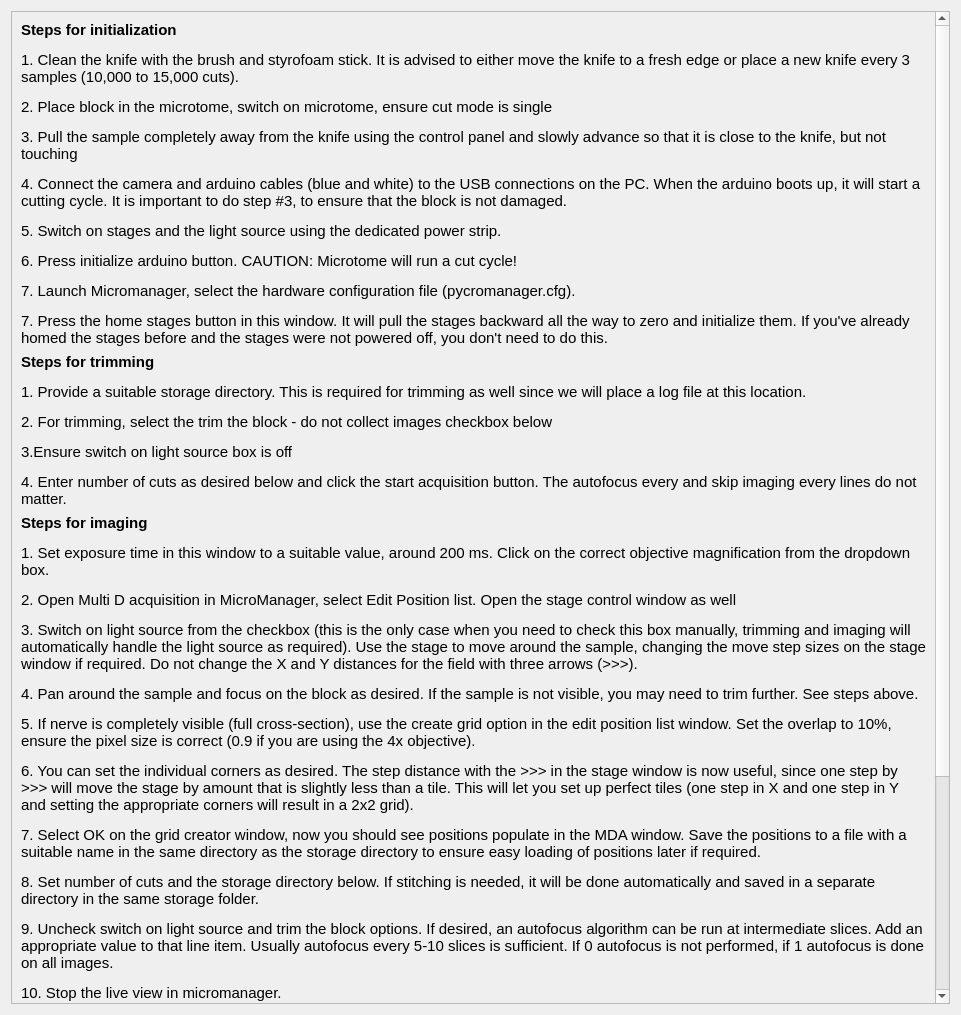
This is ui files/helpwindow.ui in ckolluru/3D-MUSE-acquire as Qt 5 draws it before an edit. The edited form follows.
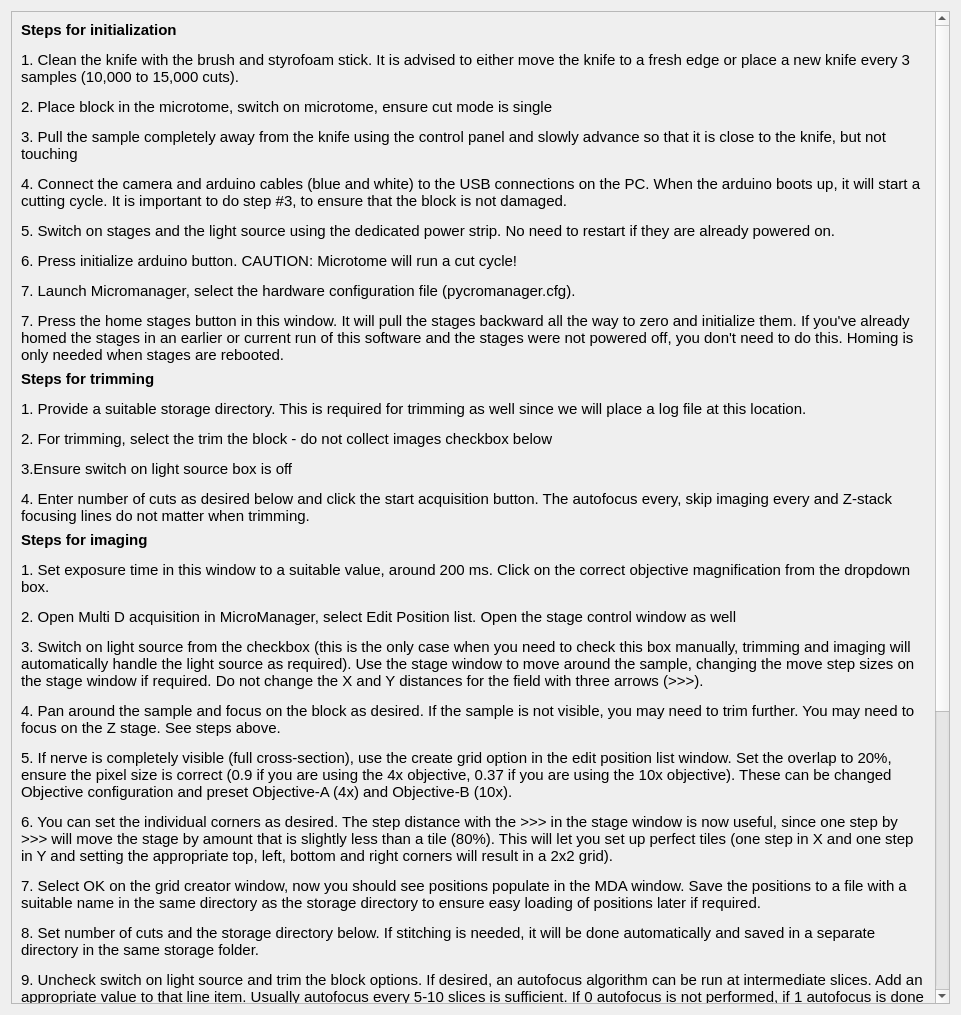
This is the edited form.

Commit message: Help window.

```diff
--- a/ui files/helpwindow.ui
+++ b/ui files/helpwindow.ui
@@ -23,9 +23,9 @@
       <property name="geometry">
        <rect>
         <x>0</x>
-        <y>-250</y>
+        <y>0</y>
         <width>924</width>
-        <height>1392</height>
+        <height>1522</height>
        </rect>
       </property>
       <layout class="QVBoxLayout" name="verticalLayout_2">
@@ -46,7 +46,7 @@
           </font>
          </property>
          <property name="text">
-          <string>&lt;html&gt;&lt;head/&gt;&lt;body&gt;&lt;p&gt;&lt;span style=&quot; font-weight:600;&quot;&gt;Steps for initialization&lt;/span&gt;&lt;/p&gt;&lt;p&gt;1. Clean the knife with the brush and styrofoam stick. It is advised to either move the knife to a fresh edge or place a new knife every 3 samples (10,000 to 15,000 cuts).&lt;/p&gt;&lt;p&gt;2. Place block in the microtome, switch on microtome, ensure cut mode is single &lt;/p&gt;&lt;p&gt;3. Pull the sample completely away from the knife using the control panel and slowly advance so that it is close to the knife, but not touching &lt;/p&gt;&lt;p&gt;4. Connect the camera and arduino cables (blue and white) to the USB connections on the PC. When the arduino boots up, it will start a cutting cycle. It is important to do step #3, to ensure that the block is not damaged.&lt;/p&gt;&lt;p&gt;5. Switch on stages and the light source using the dedicated power strip. &lt;/p&gt;&lt;p&gt;6. Press initialize arduino button. CAUTION: Microtome will run a cut cycle!&lt;/p&gt;&lt;p&gt;7. Launch Micromanager, select the hardware configuration file (pycromanager.cfg). &lt;/p&gt;&lt;p&gt;7. Press the home stages button in this window. It will pull the stages backward all the way to zero and initialize them. If you've already homed the stages before and the stages were not powered off, you don't need to do this.&lt;/p&gt;&lt;/body&gt;&lt;/html&gt;</string>
+          <string>&lt;html&gt;&lt;head/&gt;&lt;body&gt;&lt;p&gt;&lt;span style=&quot; font-weight:600;&quot;&gt;Steps for initialization&lt;/span&gt;&lt;/p&gt;&lt;p&gt;1. Clean the knife with the brush and styrofoam stick. It is advised to either move the knife to a fresh edge or place a new knife every 3 samples (10,000 to 15,000 cuts).&lt;/p&gt;&lt;p&gt;2. Place block in the microtome, switch on microtome, ensure cut mode is single &lt;/p&gt;&lt;p&gt;3. Pull the sample completely away from the knife using the control panel and slowly advance so that it is close to the knife, but not touching &lt;/p&gt;&lt;p&gt;4. Connect the camera and arduino cables (blue and white) to the USB connections on the PC. When the arduino boots up, it will start a cutting cycle. It is important to do step #3, to ensure that the block is not damaged.&lt;/p&gt;&lt;p&gt;5. Switch on stages and the light source using the dedicated power strip. No need to restart if they are already powered on. &lt;/p&gt;&lt;p&gt;6. Press initialize arduino button. CAUTION: Microtome will run a cut cycle!&lt;/p&gt;&lt;p&gt;7. Launch Micromanager, select the hardware configuration file (pycromanager.cfg). &lt;/p&gt;&lt;p&gt;7. Press the home stages button in this window. It will pull the stages backward all the way to zero and initialize them. If you've already homed the stages in an earlier or current run of this software and the stages were not powered off, you don't need to do this. Homing is only needed when stages are rebooted.&lt;/p&gt;&lt;/body&gt;&lt;/html&gt;</string>
          </property>
          <property name="wordWrap">
           <bool>true</bool>
@@ -70,7 +70,7 @@
           </font>
          </property>
          <property name="text">
-          <string>&lt;html&gt;&lt;head/&gt;&lt;body&gt;&lt;p&gt;&lt;span style=&quot; font-weight:600;&quot;&gt;Steps for trimming&lt;/span&gt;&lt;/p&gt;&lt;p&gt;1. Provide a suitable storage directory. This is required for trimming as well since we will place a log file at this location.&lt;/p&gt;&lt;p&gt;2. For trimming, select the trim the block - do not collect images checkbox below&lt;/p&gt;&lt;p&gt;3.Ensure switch on light source box is off &lt;/p&gt;&lt;p&gt;4. Enter number of cuts as desired below and click the start acquisition button. The autofocus every and skip imaging every lines do not matter.&lt;/p&gt;&lt;/body&gt;&lt;/html&gt;</string>
+          <string>&lt;html&gt;&lt;head/&gt;&lt;body&gt;&lt;p&gt;&lt;span style=&quot; font-weight:600;&quot;&gt;Steps for trimming&lt;/span&gt;&lt;/p&gt;&lt;p&gt;1. Provide a suitable storage directory. This is required for trimming as well since we will place a log file at this location.&lt;/p&gt;&lt;p&gt;2. For trimming, select the trim the block - do not collect images checkbox below&lt;/p&gt;&lt;p&gt;3.Ensure switch on light source box is off &lt;/p&gt;&lt;p&gt;4. Enter number of cuts as desired below and click the start acquisition button. The autofocus every, skip imaging every and Z-stack focusing lines do not matter when trimming.&lt;/p&gt;&lt;/body&gt;&lt;/html&gt;</string>
          </property>
          <property name="wordWrap">
           <bool>true</bool>
@@ -87,7 +87,7 @@
           </font>
          </property>
          <property name="text">
-          <string>&lt;html&gt;&lt;head/&gt;&lt;body&gt;&lt;p&gt;&lt;span style=&quot; font-size:11pt;&quot;&gt;Steps for imaging&lt;/span&gt;&lt;/p&gt;&lt;p&gt;&lt;span style=&quot; font-size:11pt; font-weight:400;&quot;&gt;1. Set exposure time in this window to a suitable value, around 200 ms. Click on the correct objective magnification from the dropdown box.&lt;/span&gt;&lt;/p&gt;&lt;p&gt;&lt;span style=&quot; font-size:11pt; font-weight:400;&quot;&gt;2. Open Multi D acquisition in MicroManager, select Edit Position list. Open the stage control window as well&lt;/span&gt;&lt;/p&gt;&lt;p&gt;&lt;span style=&quot; font-size:11pt; font-weight:400;&quot;&gt;3. Switch on light source from the checkbox (this is the only case when you need to check this box manually, trimming and imaging will automatically handle the light source as required). Use the stage to move around the sample, changing the move step sizes on the stage window if required. Do not change the X and Y distances for the field with three arrows (&amp;gt;&amp;gt;&amp;gt;).&lt;/span&gt;&lt;/p&gt;&lt;p&gt;&lt;span style=&quot; font-size:11pt; font-weight:400;&quot;&gt;4. Pan around the sample and focus on the block as desired. If the sample is not visible, you may need to trim further. See steps above.&lt;/span&gt;&lt;/p&gt;&lt;p&gt;&lt;span style=&quot; font-size:11pt; font-weight:400;&quot;&gt;5. If nerve is completely visible (full cross-section), use the create grid option in the edit position list window. Set the overlap to 10%, ensure the pixel size is correct (0.9 if you are using the 4x objective).&lt;/span&gt;&lt;/p&gt;&lt;p&gt;&lt;span style=&quot; font-size:11pt; font-weight:400;&quot;&gt;6. You can set the individual corners as desired. The step distance with the &amp;gt;&amp;gt;&amp;gt; in the stage window is now useful, since one step by &amp;gt;&amp;gt;&amp;gt; will move the stage by amount that is slightly less than a tile. This will let you set up perfect tiles (one step in X and one step in Y and setting the appropriate corners will result in a 2x2 grid).&lt;/span&gt;&lt;/p&gt;&lt;p&gt;&lt;span style=&quot; font-size:11pt; font-weight:400;&quot;&gt;7. Select OK on the grid creator window, now you should see positions populate in the MDA window. Save the positions to a file with a suitable name in the same directory as the storage directory to ensure easy loading of positions later if required.&lt;/span&gt;&lt;/p&gt;&lt;p&gt;&lt;span style=&quot; font-size:11pt; font-weight:400;&quot;&gt;8. Set number of cuts and the storage directory below. If stitching is needed, it will be done automatically and saved in a separate directory in the same storage folder.&lt;/span&gt;&lt;/p&gt;&lt;p&gt;&lt;span style=&quot; font-size:11pt; font-weight:400;&quot;&gt;9. Uncheck switch on light source and trim the block options. If desired, an autofocus algorithm can be run at intermediate slices. Add an appropriate value to that line item. Usually autofocus every 5-10 slices is sufficient. If 0 autofocus is not performed, if 1 autofocus is done on all images.&lt;/span&gt;&lt;/p&gt;&lt;p&gt;&lt;span style=&quot; font-size:11pt; font-weight:400;&quot;&gt;10. Stop the live view in micromanager.&lt;/span&gt;&lt;/p&gt;&lt;p&gt;&lt;span style=&quot; font-size:11pt; font-weight:400;&quot;&gt;11. Images can be skipped between sections. Add an appropriate value there. If 0, no images are skipped.&lt;/span&gt;&lt;/p&gt;&lt;p&gt;&lt;span style=&quot; font-size:11pt; font-weight:400;&quot;&gt;12. Click start acquisition button.&lt;/span&gt;&lt;/p&gt;&lt;/body&gt;&lt;/html&gt;</string>
+          <string>&lt;html&gt;&lt;head/&gt;&lt;body&gt;&lt;p&gt;&lt;span style=&quot; font-size:11pt;&quot;&gt;Steps for imaging&lt;/span&gt;&lt;/p&gt;&lt;p&gt;&lt;span style=&quot; font-size:11pt; font-weight:400;&quot;&gt;1. Set exposure time in this window to a suitable value, around 200 ms. Click on the correct objective magnification from the dropdown box.&lt;/span&gt;&lt;/p&gt;&lt;p&gt;&lt;span style=&quot; font-size:11pt; font-weight:400;&quot;&gt;2. Open Multi D acquisition in MicroManager, select Edit Position list. Open the stage control window as well&lt;/span&gt;&lt;/p&gt;&lt;p&gt;&lt;span style=&quot; font-size:11pt; font-weight:400;&quot;&gt;3. Switch on light source from the checkbox (this is the only case when you need to check this box manually, trimming and imaging will automatically handle the light source as required). Use the stage window to move around the sample, changing the move step sizes on the stage window if required. Do not change the X and Y distances for the field with three arrows (&amp;gt;&amp;gt;&amp;gt;).&lt;/span&gt;&lt;/p&gt;&lt;p&gt;&lt;span style=&quot; font-size:11pt; font-weight:400;&quot;&gt;4. Pan around the sample and focus on the block as desired. If the sample is not visible, you may need to trim further. You may need to focus on the Z stage. See steps above.&lt;/span&gt;&lt;/p&gt;&lt;p&gt;&lt;span style=&quot; font-size:11pt; font-weight:400;&quot;&gt;5. If nerve is completely visible (full cross-section), use the create grid option in the edit position list window. Set the overlap to 20%, ensure the pixel size is correct (0.9 if you are using the 4x objective, 0.37 if you are using the 10x objective). These can be changed Objective configuration and preset Objective-A (4x) and Objective-B (10x).&lt;/span&gt;&lt;/p&gt;&lt;p&gt;&lt;span style=&quot; font-size:11pt; font-weight:400;&quot;&gt;6. You can set the individual corners as desired. The step distance with the &amp;gt;&amp;gt;&amp;gt; in the stage window is now useful, since one step by &amp;gt;&amp;gt;&amp;gt; will move the stage by amount that is slightly less than a tile (80%). This will let you set up perfect tiles (one step in X and one step in Y and setting the appropriate top, left, bottom and right corners will result in a 2x2 grid).&lt;/span&gt;&lt;/p&gt;&lt;p&gt;&lt;span style=&quot; font-size:11pt; font-weight:400;&quot;&gt;7. Select OK on the grid creator window, now you should see positions populate in the MDA window. Save the positions to a file with a suitable name in the same directory as the storage directory to ensure easy loading of positions later if required.&lt;/span&gt;&lt;/p&gt;&lt;p&gt;&lt;span style=&quot; font-size:11pt; font-weight:400;&quot;&gt;8. Set number of cuts and the storage directory below. If stitching is needed, it will be done automatically and saved in a separate directory in the same storage folder.&lt;/span&gt;&lt;/p&gt;&lt;p&gt;&lt;span style=&quot; font-size:11pt; font-weight:400;&quot;&gt;9. Uncheck switch on light source and trim the block options. If desired, an autofocus algorithm can be run at intermediate slices. Add an appropriate value to that line item. Usually autofocus every 5-10 slices is sufficient. If 0 autofocus is not performed, if 1 autofocus is done on all images.&lt;/span&gt;&lt;/p&gt;&lt;p&gt;&lt;span style=&quot; font-size:11pt; font-weight:400;&quot;&gt;10. Stop the live view in micromanager.&lt;/span&gt;&lt;/p&gt;&lt;p&gt;&lt;span style=&quot; font-size:11pt; font-weight:400;&quot;&gt;11. Images can be skipped between sections. Add an appropriate value there. If 0, no images are skipped.&lt;/span&gt;&lt;/p&gt;&lt;p&gt;&lt;span style=&quot; font-size:11pt; font-weight:400;&quot;&gt;12. Click start acquisition button.&lt;/span&gt;&lt;/p&gt;&lt;p&gt;&lt;br/&gt;&lt;/p&gt;&lt;p&gt;&lt;span style=&quot; font-size:11pt; font-weight:400;&quot;&gt;TODO: We are in the process of implementing Z-stack focusing at each tile, for now, set Z start, Z stop and Z step to zero.&lt;/span&gt;&lt;/p&gt;&lt;/body&gt;&lt;/html&gt;</string>
          </property>
          <property name="wordWrap">
           <bool>true</bool>
```
